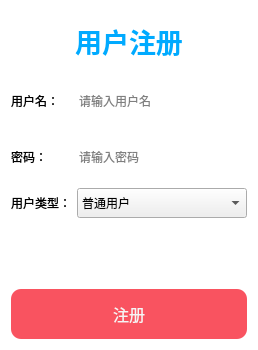
Old version of the form signupdialog.ui in the repository Tom-Pitiful/MeetSystem.
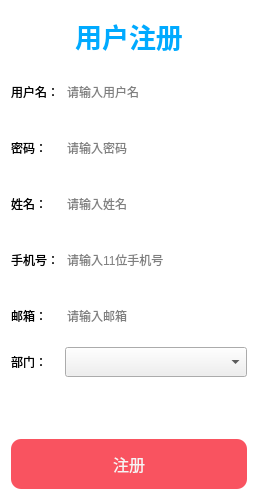
New version of the form.

```diff
--- a/signupdialog.ui
+++ b/signupdialog.ui
@@ -7,7 +7,7 @@
     <x>0</x>
     <y>0</y>
     <width>258</width>
-    <height>350</height>
+    <height>500</height>
    </rect>
   </property>
   <property name="windowTitle">
@@ -29,7 +29,7 @@
 }
 </string>
   </property>
-  <layout class="QVBoxLayout" name="verticalLayout">
+  <layout class="QVBoxLayout" name="verticalLayout_3">
    <item>
     <widget class="QLabel" name="label_4">
      <property name="font">
@@ -50,35 +50,105 @@
     </widget>
    </item>
    <item>
-    <layout class="QGridLayout" name="gridLayout">
-     <item row="0" column="0">
+    <layout class="QHBoxLayout" name="horizontalLayout">
+     <item>
+      <layout class="QVBoxLayout" name="verticalLayout">
+       <item>
       <widget class="QLabel" name="label">
+         <property name="minimumSize">
+          <size>
+           <width>0</width>
+           <height>50</height>
+          </size>
+         </property>
        <property name="text">
         <string>用户名：</string>
        </property>
       </widget>
      </item>
-     <item row="0" column="1">
-      <widget class="QLineEdit" name="userNameLineEdit">
-       <property name="minimumSize">
-        <size>
-         <width>0</width>
-         <height>50</height>
-        </size>
-       </property>
-       <property name="placeholderText">
-        <string>请输入用户名</string>
-       </property>
-      </widget>
-     </item>
-     <item row="1" column="0">
+       <item>
       <widget class="QLabel" name="label_2">
+         <property name="minimumSize">
+          <size>
+           <width>0</width>
+           <height>50</height>
+          </size>
+         </property>
        <property name="text">
         <string>密码：</string>
        </property>
       </widget>
      </item>
-     <item row="1" column="1">
+       <item>
+        <widget class="QLabel" name="label_3">
+         <property name="minimumSize">
+          <size>
+           <width>0</width>
+           <height>50</height>
+          </size>
+         </property>
+         <property name="text">
+          <string>姓名：</string>
+         </property>
+        </widget>
+       </item>
+       <item>
+        <widget class="QLabel" name="label_5">
+         <property name="minimumSize">
+          <size>
+           <width>0</width>
+           <height>50</height>
+          </size>
+         </property>
+         <property name="text">
+          <string>手机号：</string>
+         </property>
+        </widget>
+       </item>
+       <item>
+        <widget class="QLabel" name="label_6">
+         <property name="minimumSize">
+          <size>
+           <width>0</width>
+           <height>50</height>
+          </size>
+         </property>
+         <property name="text">
+          <string>邮箱：</string>
+         </property>
+        </widget>
+       </item>
+       <item>
+        <widget class="QLabel" name="label_7">
+         <property name="minimumSize">
+          <size>
+           <width>0</width>
+           <height>30</height>
+          </size>
+         </property>
+         <property name="text">
+          <string>部门：</string>
+         </property>
+        </widget>
+       </item>
+      </layout>
+     </item>
+     <item>
+      <layout class="QVBoxLayout" name="verticalLayout_2">
+       <item>
+        <widget class="QLineEdit" name="userNameLineEdit">
+         <property name="minimumSize">
+          <size>
+           <width>0</width>
+           <height>50</height>
+          </size>
+         </property>
+         <property name="placeholderText">
+          <string>请输入用户名</string>
+         </property>
+        </widget>
+       </item>
+       <item>
       <widget class="QLineEdit" name="passWordLineEdit">
        <property name="minimumSize">
         <size>
@@ -94,24 +164,71 @@
        </property>
       </widget>
      </item>
-     <item row="2" column="0">
-      <widget class="QLabel" name="label_3">
-       <property name="text">
-        <string>用户类型：</string>
-       </property>
-      </widget>
-     </item>
-     <item row="2" column="1">
-      <widget class="QComboBox" name="userTypeComboBox">
+       <item>
+        <widget class="QLineEdit" name="nameLineEdit">
+         <property name="minimumSize">
+          <size>
+           <width>0</width>
+           <height>50</height>
+          </size>
+         </property>
+         <property name="echoMode">
+          <enum>QLineEdit::Normal</enum>
+         </property>
+         <property name="placeholderText">
+          <string>请输入姓名</string>
+         </property>
+        </widget>
+       </item>
+       <item>
+        <widget class="QLineEdit" name="phoneLineEdit">
+         <property name="minimumSize">
+          <size>
+           <width>0</width>
+           <height>50</height>
+          </size>
+         </property>
+         <property name="echoMode">
+          <enum>QLineEdit::Normal</enum>
+         </property>
+         <property name="placeholderText">
+          <string>请输入11位手机号</string>
+         </property>
+        </widget>
+       </item>
+       <item>
+        <widget class="QLineEdit" name="emailLineEdit">
+         <property name="minimumSize">
+          <size>
+           <width>0</width>
+           <height>50</height>
+          </size>
+         </property>
+         <property name="echoMode">
+          <enum>QLineEdit::Normal</enum>
+         </property>
+         <property name="placeholderText">
+          <string>请输入邮箱</string>
+         </property>
+        </widget>
+       </item>
+       <item>
+        <widget class="QComboBox" name="comboBox">
        <property name="minimumSize">
         <size>
          <width>0</width>
          <height>30</height>
         </size>
        </property>
+         <property name="placeholderText">
+          <string>选择部门</string>
+         </property>
+         <property name="duplicatesEnabled">
+          <bool>false</bool>
+         </property>
        <item>
         <property name="text">
-         <string>普通用户</string>
+           <string>技术部</string>
         </property>
        </item>
        <item>
@@ -120,6 +237,8 @@
         </property>
        </item>
       </widget>
+       </item>
+      </layout>
      </item>
     </layout>
    </item>
```
Left out of the diff: 22 changed lines with no effect on the pictures. Lines whose indentation alone changed are shown as unchanged.
